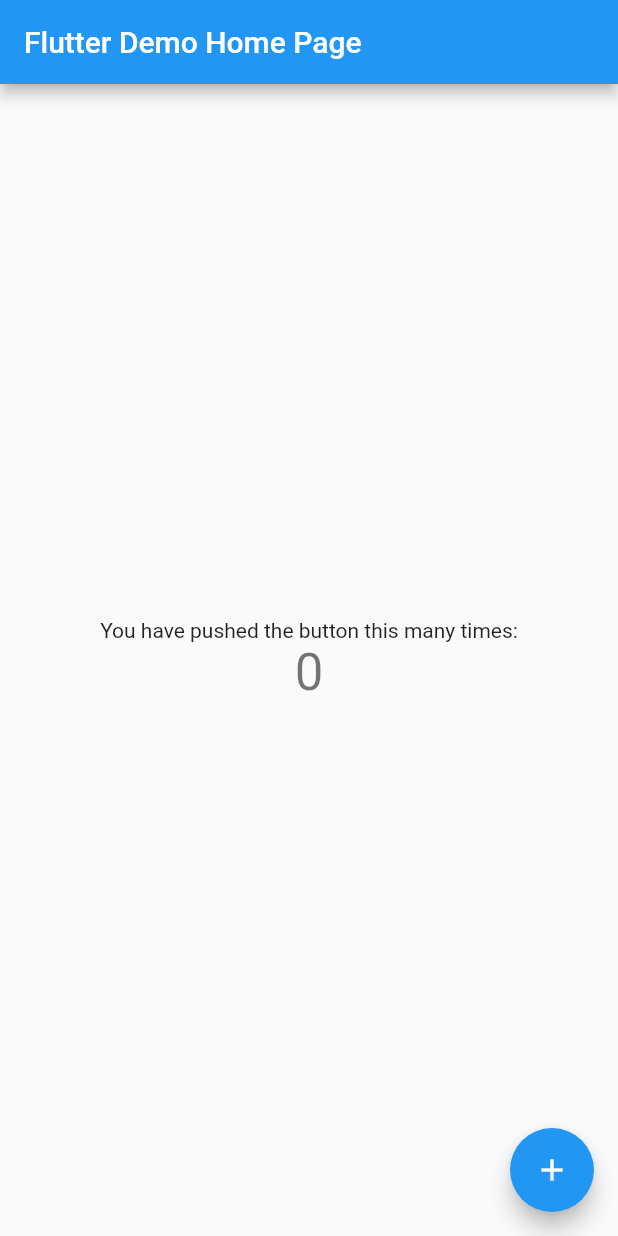
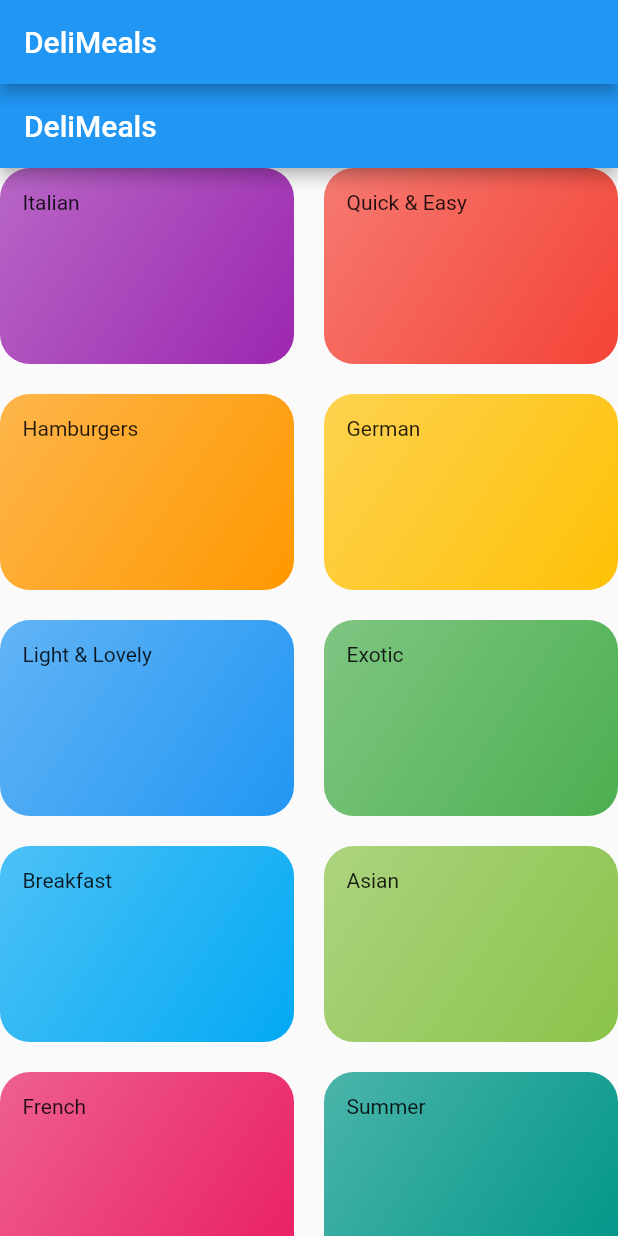
Before and after one commit to Kaushu1999/meal-app, a Flutter app: the screen it shows after launch, on a phone screen of 412 x 824 dp. Run offline on Flutter 3.47's test engine with Material 2 defaults, Android fonts, the phone set to English and light mode, and no system bars.

Commit message:
categories feature done

```diff
--- /dev/null
+++ b/lib/Screens/categories_screen/categories.dart
@@ -0,0 +1,30 @@
+import 'package:flutter/material.dart';
+import '../../categories_item.dart';
+import '../.././dummy_data.dart';
+import '../../dummy_data.dart';
+
+class CategoriesScreen extends StatelessWidget {
+  const CategoriesScreen({super.key});
+
+  @override
+  Widget build(BuildContext context) {
+    return Scaffold(
+      appBar: AppBar(
+        title: const Text("DeliMeals"),
+      ),
+      body: GridView(
+        gridDelegate: const SliverGridDelegateWithMaxCrossAxisExtent(
+            maxCrossAxisExtent: 200,
+            childAspectRatio: 3 / 2,
+            crossAxisSpacing: 20,
+            mainAxisSpacing: 20),
+        children: [
+          ...DUMMY_CATEGORIES
+              .map((catData) =>
+                  CategoriesItem(title: catData.title, color: catData.color))
+              .toList()
+        ],
+      ),
+    );
+  }
+}
--- /dev/null
+++ b/lib/categories_item.dart
@@ -0,0 +1,23 @@
+import 'package:flutter/material.dart';
+
+class CategoriesItem extends StatelessWidget {
+  final String title;
+  final String id;
+  final Color color;
+
+  const CategoriesItem({this.id, this.title, this.color, super.key});
+
+  @override
+  Widget build(BuildContext context) {
+    return Container(
+      padding: const EdgeInsets.all(15),
+      decoration: BoxDecoration(
+          gradient: LinearGradient(
+              colors: [color.withOpacity(0.7), color],
+              begin: Alignment.topLeft,
+              end: Alignment.bottomRight),
+          borderRadius: BorderRadius.circular(20)),
+      child: Text(title),
+    );
+  }
+}
--- /dev/null
+++ b/lib/dummy_data.dart
@@ -0,0 +1,408 @@
+// ignore_for_file: constant_identifier_names
+
+import 'package:flutter/material.dart';
+import './modals/categories.dart';
+
+const DUMMY_CATEGORIES = [
+  Category(
+    id: 'c1',
+    title: 'Italian',
+    color: Colors.purple,
+  ),
+  Category(
+    id: 'c2',
+    title: 'Quick & Easy',
+    color: Colors.red,
+  ),
+  Category(
+    id: 'c3',
+    title: 'Hamburgers',
+    color: Colors.orange,
+  ),
+  Category(
+    id: 'c4',
+    title: 'German',
+    color: Colors.amber,
+  ),
+  Category(
+    id: 'c5',
+    title: 'Light & Lovely',
+    color: Colors.blue,
+  ),
+  Category(
+    id: 'c6',
+    title: 'Exotic',
+    color: Colors.green,
+  ),
+  Category(
+    id: 'c7',
+    title: 'Breakfast',
+    color: Colors.lightBlue,
+  ),
+  Category(
+    id: 'c8',
+    title: 'Asian',
+    color: Colors.lightGreen,
+  ),
+  Category(
+    id: 'c9',
+    title: 'French',
+    color: Colors.pink,
+  ),
+  Category(
+    id: 'c10',
+    title: 'Summer',
+    color: Colors.teal,
+  ),
+];
+
+// const DUMMY_MEALS = [
+//   Meal(
+//     id: 'm1',
+//     categories: [
+//       'c1',
+//       'c2',
+//     ],
+//     title: 'Spaghetti with Tomato Sauce',
+//     affordability: Affordability.Affordable,
+//     complexity: Complexity.Simple,
+//     imageUrl:
+//         'https://upload.wikimedia.org/wikipedia/commons/thumb/2/20/Spaghetti_Bolognese_mit_Parmesan_oder_Grana_Padano.jpg/800px-Spaghetti_Bolognese_mit_Parmesan_oder_Grana_Padano.jpg',
+//     duration: 20,
+//     ingredients: [
+//       '4 Tomatoes',
+//       '1 Tablespoon of Olive Oil',
+//       '1 Onion',
+//       '250g Spaghetti',
+//       'Spices',
+//       'Cheese (optional)'
+//     ],
+//     steps: [
+//       'Cut the tomatoes and the onion into small pieces.',
+//       'Boil some water - add salt to it once it boils.',
+//       'Put the spaghetti into the boiling water - they should be done in about 10 to 12 minutes.',
+//       'In the meantime, heaten up some olive oil and add the cut onion.',
+//       'After 2 minutes, add the tomato pieces, salt, pepper and your other spices.',
+//       'The sauce will be done once the spaghetti are.',
+//       'Feel free to add some cheese on top of the finished dish.'
+//     ],
+//     isGlutenFree: false,
+//     isVegan: true,
+//     isVegetarian: true,
+//     isLactoseFree: true,
+//   ),
+//   Meal(
+//     id: 'm2',
+//     categories: [
+//       'c2',
+//     ],
+//     title: 'Toast Hawaii',
+//     affordability: Affordability.Affordable,
+//     complexity: Complexity.Simple,
+//     imageUrl:
+//         'https://cdn.pixabay.com/photo/2018/07/11/21/51/toast-3532016_1280.jpg',
+//     duration: 10,
+//     ingredients: [
+//       '1 Slice White Bread',
+//       '1 Slice Ham',
+//       '1 Slice Pineapple',
+//       '1-2 Slices of Cheese',
+//       'Butter'
+//     ],
+//     steps: [
+//       'Butter one side of the white bread',
+//       'Layer ham, the pineapple and cheese on the white bread',
+//       'Bake the toast for round about 10 minutes in the oven at 200°C'
+//     ],
+//     isGlutenFree: false,
+//     isVegan: false,
+//     isVegetarian: false,
+//     isLactoseFree: false,
+//   ),
+//   Meal(
+//     id: 'm3',
+//     categories: [
+//       'c2',
+//       'c3',
+//     ],
+//     title: 'Classic Hamburger',
+//     affordability: Affordability.Pricey,
+//     complexity: Complexity.Simple,
+//     imageUrl:
+//         'https://cdn.pixabay.com/photo/2014/10/23/18/05/burger-500054_1280.jpg',
+//     duration: 45,
+//     ingredients: [
+//       '300g Cattle Hack',
+//       '1 Tomato',
+//       '1 Cucumber',
+//       '1 Onion',
+//       'Ketchup',
+//       '2 Burger Buns'
+//     ],
+//     steps: [
+//       'Form 2 patties',
+//       'Fry the patties for c. 4 minutes on each side',
+//       'Quickly fry the buns for c. 1 minute on each side',
+//       'Bruch buns with ketchup',
+//       'Serve burger with tomato, cucumber and onion'
+//     ],
+//     isGlutenFree: false,
+//     isVegan: false,
+//     isVegetarian: false,
+//     isLactoseFree: true,
+//   ),
+//   Meal(
+//     id: 'm4',
+//     categories: [
+//       'c4',
+//     ],
+//     title: 'Wiener Schnitzel',
+//     affordability: Affordability.Luxurious,
+//     complexity: Complexity.Challenging,
+//     imageUrl:
+//         'https://cdn.pixabay.com/photo/2018/03/31/19/29/schnitzel-3279045_1280.jpg',
+//     duration: 60,
+//     ingredients: [
+//       '8 Veal Cutlets',
+//       '4 Eggs',
+//       '200g Bread Crumbs',
+//       '100g Flour',
+//       '300ml Butter',
+//       '100g Vegetable Oil',
+//       'Salt',
+//       'Lemon Slices'
+//     ],
+//     steps: [
+//       'Tenderize the veal to about 2–4mm, and salt on both sides.',
+//       'On a flat plate, stir the eggs briefly with a fork.',
+//       'Lightly coat the cutlets in flour then dip into the egg, and finally, coat in breadcrumbs.',
+//       'Heat the butter and oil in a large pan (allow the fat to get very hot) and fry the schnitzels until golden brown on both sides.',
+//       'Make sure to toss the pan regularly so that the schnitzels are surrounded by oil and the crumbing becomes ‘fluffy’.',
+//       'Remove, and drain on kitchen paper. Fry the parsley in the remaining oil and drain.',
+//       'Place the schnitzels on awarmed plate and serve garnishedwith parsley and slices of lemon.'
+//     ],
+//     isGlutenFree: false,
+//     isVegan: false,
+//     isVegetarian: false,
+//     isLactoseFree: false,
+//   ),
+//   Meal(
+//     id: 'm5',
+//     categories: [
+//       'c2'
+//           'c5',
+//       'c10',
+//     ],
+//     title: 'Salad with Smoked Salmon',
+//     affordability: Affordability.Luxurious,
+//     complexity: Complexity.Simple,
+//     imageUrl:
+//         'https://cdn.pixabay.com/photo/2016/10/25/13/29/smoked-salmon-salad-1768890_1280.jpg',
+//     duration: 15,
+//     ingredients: [
+//       'Arugula',
+//       'Lamb\'s Lettuce',
+//       'Parsley',
+//       'Fennel',
+//       '200g Smoked Salmon',
+//       'Mustard',
+//       'Balsamic Vinegar',
+//       'Olive Oil',
+//       'Salt and Pepper'
+//     ],
+//     steps: [
+//       'Wash and cut salad and herbs',
+//       'Dice the salmon',
+//       'Process mustard, vinegar and olive oil into a dessing',
+//       'Prepare the salad',
+//       'Add salmon cubes and dressing'
+//     ],
+//     isGlutenFree: true,
+//     isVegan: false,
+//     isVegetarian: true,
+//     isLactoseFree: true,
+//   ),
+//   Meal(
+//     id: 'm6',
+//     categories: [
+//       'c6',
+//       'c10',
+//     ],
+//     title: 'Delicious Orange Mousse',
+//     affordability: Affordability.Affordable,
+//     complexity: Complexity.Hard,
+//     imageUrl:
+//         'https://cdn.pixabay.com/photo/2017/05/01/05/18/pastry-2274750_1280.jpg',
+//     duration: 240,
+//     ingredients: [
+//       '4 Sheets of Gelatine',
+//       '150ml Orange Juice',
+//       '80g Sugar',
+//       '300g Yoghurt',
+//       '200g Cream',
+//       'Orange Peel',
+//     ],
+//     steps: [
+//       'Dissolve gelatine in pot',
+//       'Add orange juice and sugar',
+//       'Take pot off the stove',
+//       'Add 2 tablespoons of yoghurt',
+//       'Stir gelatin under remaining yoghurt',
+//       'Cool everything down in the refrigerator',
+//       'Whip the cream and lift it under die orange mass',
+//       'Cool down again for at least 4 hours',
+//       'Serve with orange peel',
+//     ],
+//     isGlutenFree: true,
+//     isVegan: false,
+//     isVegetarian: true,
+//     isLactoseFree: false,
+//   ),
+//   Meal(
+//     id: 'm7',
+//     categories: [
+//       'c7',
+//     ],
+//     title: 'Pancakes',
+//     affordability: Affordability.Affordable,
+//     complexity: Complexity.Simple,
+//     imageUrl:
+//         'https://cdn.pixabay.com/photo/2018/07/10/21/23/pancake-3529653_1280.jpg',
+//     duration: 20,
+//     ingredients: [
+//       '1 1/2 Cups all-purpose Flour',
+//       '3 1/2 Teaspoons Baking Powder',
+//       '1 Teaspoon Salt',
+//       '1 Tablespoon White Sugar',
+//       '1 1/4 cups Milk',
+//       '1 Egg',
+//       '3 Tablespoons Butter, melted',
+//     ],
+//     steps: [
+//       'In a large bowl, sift together the flour, baking powder, salt and sugar.',
+//       'Make a well in the center and pour in the milk, egg and melted butter; mix until smooth.',
+//       'Heat a lightly oiled griddle or frying pan over medium high heat.',
+//       'Pour or scoop the batter onto the griddle, using approximately 1/4 cup for each pancake. Brown on both sides and serve hot.'
+//     ],
+//     isGlutenFree: true,
+//     isVegan: false,
+//     isVegetarian: true,
+//     isLactoseFree: false,
+//   ),
+//   Meal(
+//     id: 'm8',
+//     categories: [
+//       'c8',
+//     ],
+//     title: 'Creamy Indian Chicken Curry',
+//     affordability: Affordability.Pricey,
+//     complexity: Complexity.Challenging,
+//     imageUrl:
+//         'https://cdn.pixabay.com/photo/2018/06/18/16/05/indian-food-3482749_1280.jpg',
+//     duration: 35,
+//     ingredients: [
+//       '4 Chicken Breasts',
+//       '1 Onion',
+//       '2 Cloves of Garlic',
+//       '1 Piece of Ginger',
+//       '4 Tablespoons Almonds',
+//       '1 Teaspoon Cayenne Pepper',
+//       '500ml Coconut Milk',
+//     ],
+//     steps: [
+//       'Slice and fry the chicken breast',
+//       'Process onion, garlic and ginger into paste and sauté everything',
+//       'Add spices and stir fry',
+//       'Add chicken breast + 250ml of water and cook everything for 10 minutes',
+//       'Add coconut milk',
+//       'Serve with rice'
+//     ],
+//     isGlutenFree: true,
+//     isVegan: false,
+//     isVegetarian: false,
+//     isLactoseFree: true,
+//   ),
+//   Meal(
+//     id: 'm9',
+//     categories: [
+//       'c9',
+//     ],
+//     title: 'Chocolate Souffle',
+//     affordability: Affordability.Affordable,
+//     complexity: Complexity.Hard,
+//     imageUrl:
+//         'https://cdn.pixabay.com/photo/2014/08/07/21/07/souffle-412785_1280.jpg',
+//     duration: 45,
+//     ingredients: [
+//       '1 Teaspoon melted Butter',
+//       '2 Tablespoons white Sugar',
+//       '2 Ounces 70% dark Chocolate, broken into pieces',
+//       '1 Tablespoon Butter',
+//       '1 Tablespoon all-purpose Flour',
+//       '4 1/3 tablespoons cold Milk',
+//       '1 Pinch Salt',
+//       '1 Pinch Cayenne Pepper',
+//       '1 Large Egg Yolk',
+//       '2 Large Egg Whites',
+//       '1 Pinch Cream of Tartar',
+//       '1 Tablespoon white Sugar',
+//     ],
+//     steps: [
+//       'Preheat oven to 190°C. Line a rimmed baking sheet with parchment paper.',
+//       'Brush bottom and sides of 2 ramekins lightly with 1 teaspoon melted butter; cover bottom and sides right up to the rim.',
+//       'Add 1 tablespoon white sugar to ramekins. Rotate ramekins until sugar coats all surfaces.',
+//       'Place chocolate pieces in a metal mixing bowl.',
+//       'Place bowl over a pan of about 3 cups hot water over low heat.',
+//       'Melt 1 tablespoon butter in a skillet over medium heat. Sprinkle in flour. Whisk until flour is incorporated into butter and mixture thickens.',
+//       'Whisk in cold milk until mixture becomes smooth and thickens. Transfer mixture to bowl with melted chocolate.',
+//       'Add salt and cayenne pepper. Mix together thoroughly. Add egg yolk and mix to combine.',
+//       'Leave bowl above the hot (not simmering) water to keep chocolate warm while you whip the egg whites.',
+//       'Place 2 egg whites in a mixing bowl; add cream of tartar. Whisk until mixture begins to thicken and a drizzle from the whisk stays on the surface about 1 second before disappearing into the mix.',
+//       'Add 1/3 of sugar and whisk in. Whisk in a bit more sugar about 15 seconds.',
+//       'whisk in the rest of the sugar. Continue whisking until mixture is about as thick as shaving cream and holds soft peaks, 3 to 5 minutes.',
+//       'Transfer a little less than half of egg whites to chocolate.',
+//       'Mix until egg whites are thoroughly incorporated into the chocolate.',
+//       'Add the rest of the egg whites; gently fold into the chocolate with a spatula, lifting from the bottom and folding over.',
+//       'Stop mixing after the egg white disappears. Divide mixture between 2 prepared ramekins. Place ramekins on prepared baking sheet.',
+//       'Bake in preheated oven until scuffles are puffed and have risen above the top of the rims, 12 to 15 minutes.',
+//     ],
+//     isGlutenFree: true,
+//     isVegan: false,
+//     isVegetarian: true,
+//     isLactoseFree: false,
+//   ),
+//   Meal(
+//     id: 'm10',
+//     categories: [
+//       'c2',
+//       'c5',
+//       'c10',
+//     ],
+//     title: 'Asparagus Salad with Cherry Tomatoes',
+//     affordability: Affordability.Luxurious,
+//     complexity: Complexity.Simple,
+//     imageUrl:
+//         'https://cdn.pixabay.com/photo/2018/04/09/18/26/asparagus-3304997_1280.jpg',
+//     duration: 30,
+//     ingredients: [
+//       'White and Green Asparagus',
+//       '30g Pine Nuts',
+//       '300g Cherry Tomatoes',
+//       'Salad',
+//       'Salt, Pepper and Olive Oil'
+//     ],
+//     steps: [
+//       'Wash, peel and cut the asparagus',
+//       'Cook in salted water',
+//       'Salt and pepper the asparagus',
+//       'Roast the pine nuts',
+//       'Halve the tomatoes',
+//       'Mix with asparagus, salad and dressing',
+//       'Serve with Baguette'
+//     ],
+//     isGlutenFree: true,
+//     isVegan: true,
+//     isVegetarian: true,
+//     isLactoseFree: true,
+//   ),
+// ];
--- a/lib/main.dart
+++ b/lib/main.dart
@@ -1,4 +1,5 @@
 import 'package:flutter/material.dart';
+import "./Screens/categories_screen/categories.dart";
 
 void main() {
   runApp(const MyApp());
@@ -6,108 +7,34 @@ void main() {
 
 class MyApp extends StatelessWidget {
   const MyApp({super.key});
+
   @override
   Widget build(BuildContext context) {
     return MaterialApp(
-      title: 'Flutter Demo',
+      title: 'DeliMeals',
       theme: ThemeData(
-        // This is the theme of your application.
-        //
-        // Try running your application with "flutter run". You'll see the
-        // application has a blue toolbar. Then, without quitting the app, try
-        // changing the primarySwatch below to Colors.green and then invoke
-        // "hot reload" (press "r" in the console where you ran "flutter run",
-        // or simply save your changes to "hot reload" in a Flutter IDE).
-        // Notice that the counter didn't reset back to zero; the application
-        // is not restarted.
         primarySwatch: Colors.blue,
       ),
-      home: const MyHomePage(title: 'Flutter Demo Home Page'),
+      home: const MyHomePage(),
     );
   }
 }
 
 class MyHomePage extends StatefulWidget {
-  const MyHomePage({super.key, required this.title});
-
-  // This widget is the home page of your application. It is stateful, meaning
-  // that it has a State object (defined below) that contains fields that affect
-  // how it looks.
-
-  // This class is the configuration for the state. It holds the values (in this
-  // case the title) provided by the parent (in this case the App widget) and
-  // used by the build method of the State. Fields in a Widget subclass are
-  // always marked "final".
-
-  final String title;
+  const MyHomePage({super.key});
 
   @override
   State<MyHomePage> createState() => _MyHomePageState();
 }
 
 class _MyHomePageState extends State<MyHomePage> {
-  int _counter = 0;
-
-  void _incrementCounter() {
-    setState(() {
-      // This call to setState tells the Flutter framework that something has
-      // changed in this State, which causes it to rerun the build method below
-      // so that the display can reflect the updated values. If we changed
-      // _counter without calling setState(), then the build method would not be
-      // called again, and so nothing would appear to happen.
-      _counter++;
-    });
-  }
-
   @override
   Widget build(BuildContext context) {
-    // This method is rerun every time setState is called, for instance as done
-    // by the _incrementCounter method above.
-    //
-    // The Flutter framework has been optimized to make rerunning build methods
-    // fast, so that you can just rebuild anything that needs updating rather
-    // than having to individually change instances of widgets.
     return Scaffold(
       appBar: AppBar(
-        // Here we take the value from the MyHomePage object that was created by
-        // the App.build method, and use it to set our appbar title.
-        title: Text(widget.title),
+        title: const Text("DeliMeals"),
       ),
-      body: Center(
-        // Center is a layout widget. It takes a single child and positions it
-        // in the middle of the parent.
-        child: Column(
-          // Column is also a layout widget. It takes a list of children and
-          // arranges them vertically. By default, it sizes itself to fit its
-          // children horizontally, and tries to be as tall as its parent.
-          //
-          // Invoke "debug painting" (press "p" in the console, choose the
-          // "Toggle Debug Paint" action from the Flutter Inspector in Android
-          // Studio, or the "Toggle Debug Paint" command in Visual Studio Code)
-          // to see the wireframe for each widget.
-          //
-          // Column has various properties to control how it sizes itself and
-          // how it positions its children. Here we use mainAxisAlignment to
-          // center the children vertically; the main axis here is the vertical
-          // axis because Columns are vertical (the cross axis would be
-          // horizontal).
-          mainAxisAlignment: MainAxisAlignment.center,
-          children: <Widget>[
-            const Text(
-              'You have pushed the button this many times:',
-            ),
-            Text(
-              '$_counter',
-              style: Theme.of(context).textTheme.headlineMedium,
-            ),
-          ],
-        ),
-      ),
-      floatingActionButton: FloatingActionButton(
-        onPressed: _incrementCounter,
-        tooltip: 'Increment',
-        child: const Icon(Icons.add),
-      ), // This trailing comma makes auto-formatting nicer for build methods.
+      body: CategoriesScreen(),
     );
   }
 }
--- /dev/null
+++ b/lib/modals/categories.dart
@@ -0,0 +1,8 @@
+import 'package:flutter/material.dart';
+
+class Category {
+  final String id;
+  final String title;
+  final Color color;
+  const Category({this.id, this.title, this.color = Colors.orange});
+}
```
